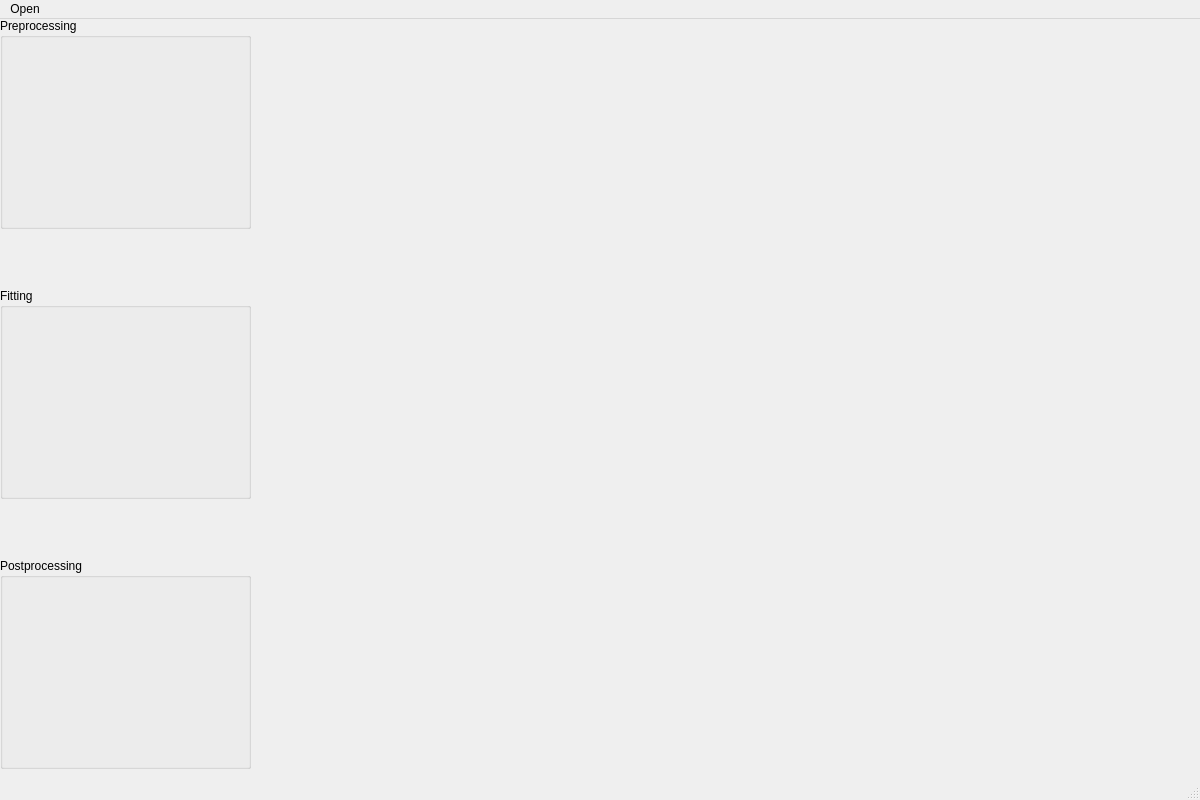
First picture: the form in titan/frontend/ui/ui_mainwindow.ui, repository rmbaur/titan, before the edit.
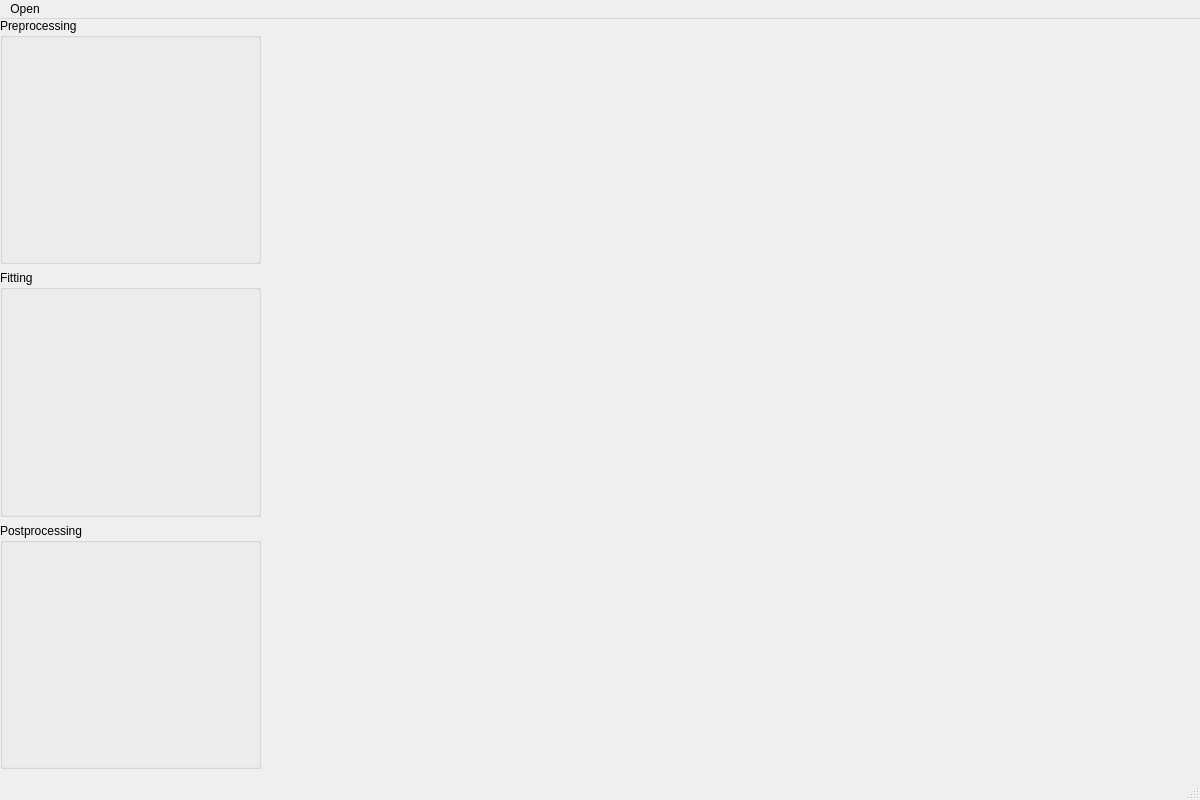
Second picture: the form after the edit.

Commit message: Collect GroupBoxes in a layout

The edit to the form file:
```diff
--- a/titan/frontend/ui/ui_mainwindow.ui
+++ b/titan/frontend/ui/ui_mainwindow.ui
@@ -45,44 +45,38 @@
      <enum>Qt::Horizontal</enum>
     </property>
     <widget class="QWidget" name="widget" native="true">
-     <widget class="QGroupBox" name="preBox">
+     <widget class="QWidget" name="">
       <property name="geometry">
        <rect>
         <x>0</x>
         <y>0</y>
-        <width>251</width>
-        <height>211</height>
+        <width>261</width>
+        <height>751</height>
        </rect>
       </property>
+      <layout class="QVBoxLayout" name="procPane">
+       <item>
+        <widget class="QGroupBox" name="preBox">
       <property name="title">
        <string>Preprocessing</string>
       </property>
      </widget>
+       </item>
+       <item>
      <widget class="QGroupBox" name="fitBox">
-      <property name="geometry">
-       <rect>
-        <x>0</x>
-        <y>270</y>
-        <width>251</width>
-        <height>211</height>
-       </rect>
-      </property>
       <property name="title">
        <string>Fitting</string>
       </property>
      </widget>
+       </item>
+       <item>
      <widget class="QGroupBox" name="postBox">
-      <property name="geometry">
-       <rect>
-        <x>0</x>
-        <y>540</y>
-        <width>251</width>
-        <height>211</height>
-       </rect>
-      </property>
       <property name="title">
        <string>Postprocessing</string>
       </property>
+        </widget>
+       </item>
+      </layout>
      </widget>
     </widget>
    </widget>
```
Lines whose indentation alone changed are shown as unchanged.
